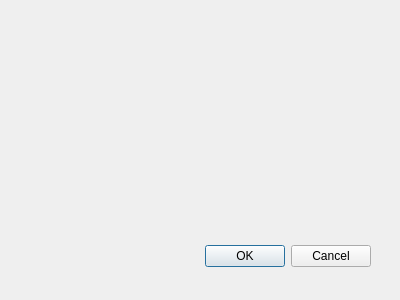
This is src/autoapp/UI/monitorwindow.ui in sjdean/openauto as Qt 5 draws it before an edit. The edited form follows.
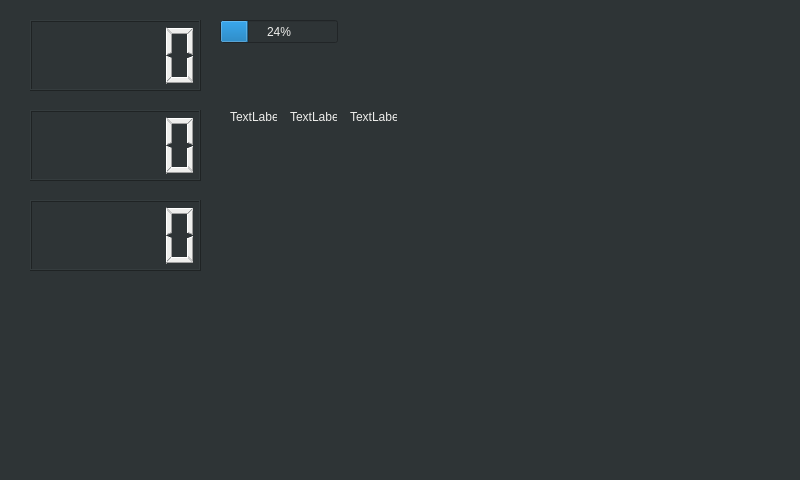
This is the edited form.

Diff of the .ui file:
```diff
--- a/src/autoapp/UI/monitorwindow.ui
+++ b/src/autoapp/UI/monitorwindow.ui
@@ -1,34 +1,102 @@
-<ui version="4.0" >
- <author></author>
- <comment></comment>
- <exportmacro></exportmacro>
- <class>Dialog</class>
- <widget class="QDialog" name="Dialog" >
-  <property name="geometry" >
+<?xml version="1.0" encoding="UTF-8"?>
+<ui version="4.0">
+ <class>MonitorWindow</class>
+ <widget class="QDialog" name="MonitorWindow">
+  <property name="geometry">
    <rect>
     <x>0</x>
     <y>0</y>
-    <width>400</width>
-    <height>300</height>
+    <width>800</width>
+    <height>480</height>
    </rect>
   </property>
   <property name="windowTitle" >
    <string>Dialog</string>
   </property>
-  <widget class="QDialogButtonBox" name="buttonBox" >
-   <property name="geometry" >
+  <property name="styleSheet">
+   <string notr="true">background-color: rgb(46, 52, 54);
+color: rgb(238, 238, 236);</string>
+  </property>
+  <widget class="QLCDNumber" name="lcdSpeed">
+   <property name="geometry">
     <rect>
      <x>30</x>
-     <y>240</y>
-     <width>341</width>
-     <height>32</height>
+     <y>20</y>
+     <width>171</width>
+     <height>71</height>
     </rect>
    </property>
-   <property name="orientation" >
-    <enum>Qt::Horizontal</enum>
+  </widget>
+  <widget class="QLCDNumber" name="lcdRPM">
+   <property name="geometry">
+    <rect>
+     <x>30</x>
+     <y>110</y>
+     <width>171</width>
+     <height>71</height>
+    </rect>
    </property>
-   <property name="standardButtons" >
-    <set>QDialogButtonBox::Cancel|QDialogButtonBox::Ok</set>
+  </widget>
+  <widget class="QProgressBar" name="progressAccelerator">
+   <property name="geometry">
+    <rect>
+     <x>220</x>
+     <y>20</y>
+     <width>118</width>
+     <height>23</height>
+    </rect>
+   </property>
+   <property name="value">
+    <number>24</number>
+   </property>
+  </widget>
+  <widget class="QLabel" name="labelBrake">
+   <property name="geometry">
+    <rect>
+     <x>230</x>
+     <y>110</y>
+     <width>47</width>
+     <height>13</height>
+    </rect>
+   </property>
+   <property name="text">
+    <string>TextLabel</string>
+   </property>
+  </widget>
+  <widget class="QLabel" name="labelClutch">
+   <property name="geometry">
+    <rect>
+     <x>290</x>
+     <y>110</y>
+     <width>47</width>
+     <height>13</height>
+    </rect>
+   </property>
+   <property name="text">
+    <string>TextLabel</string>
+   </property>
+  </widget>
+  <widget class="QLabel" name="labelCarState">
+   <property name="geometry">
+    <rect>
+     <x>350</x>
+     <y>110</y>
+     <width>47</width>
+     <height>13</height>
+    </rect>
+   </property>
+   <property name="text">
+    <string>TextLabel</string>
+   </property>
+  </widget>
+  <widget class="QLCDNumber" name="lcdVoltage">
+   <property name="geometry">
+    <rect>
+     <x>30</x>
+     <y>200</y>
+     <width>171</width>
+     <height>71</height>
+    </rect>
    </property>
   </widget>
  </widget>
```
Left out of the diff: 40 changed lines with no effect on the pictures.
